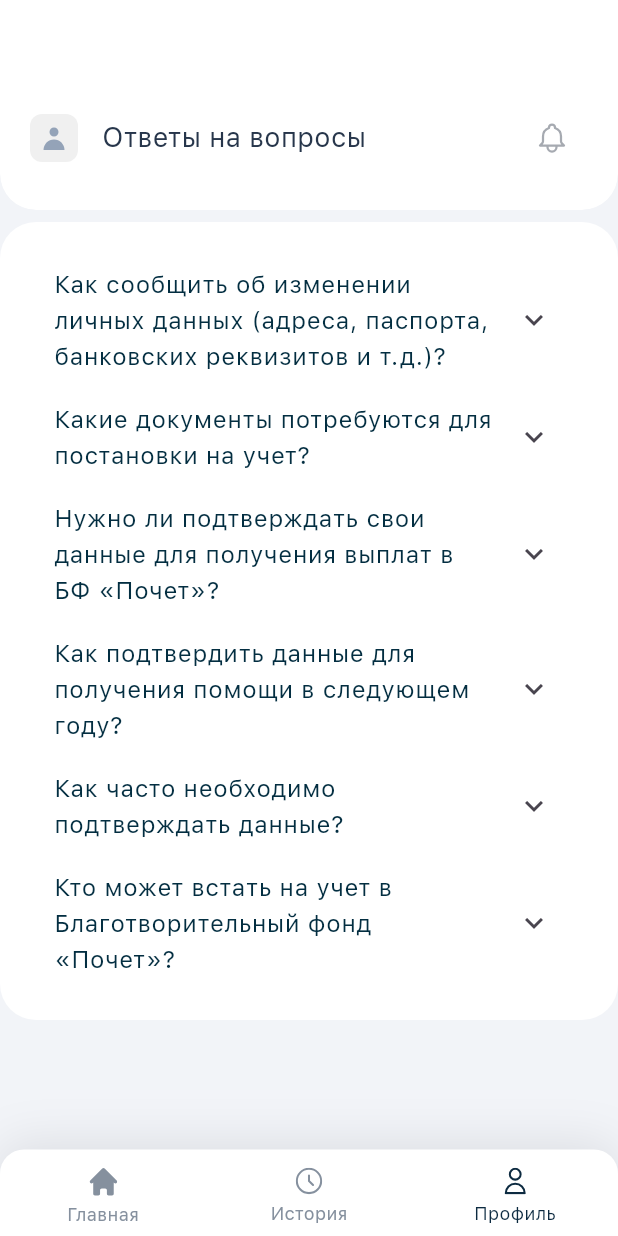
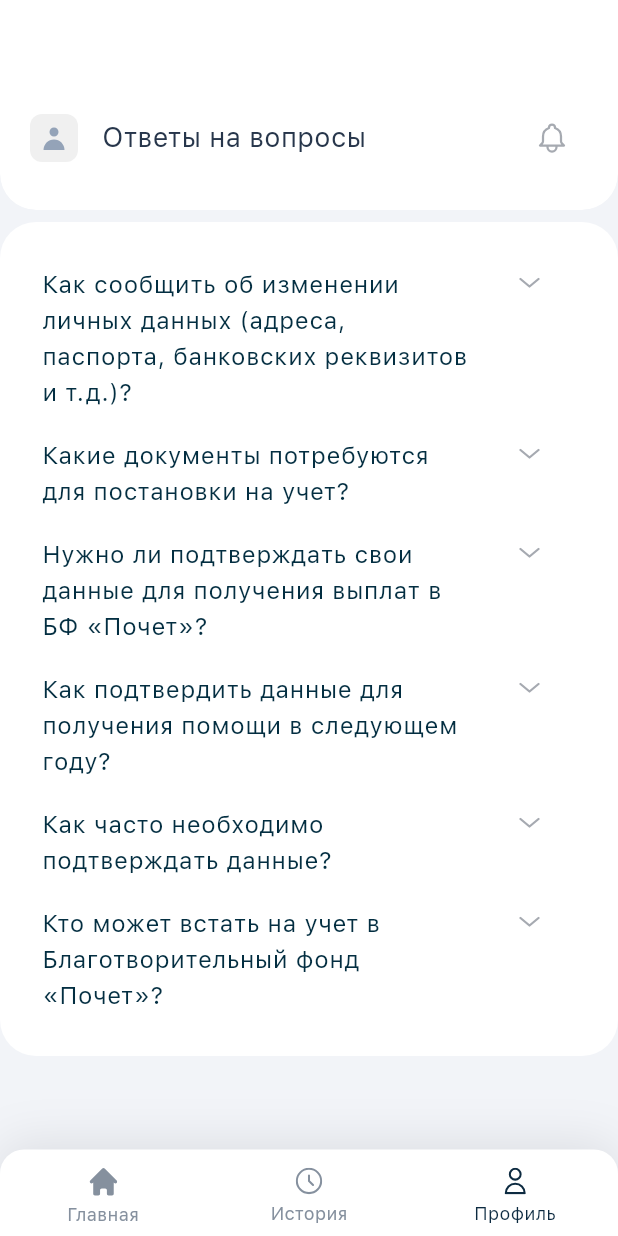
Before and after one commit to rolanos/rzd, a Flutter app: the screen it shows after launch, on a phone screen of 412 x 824 dp. Run offline on Flutter 3.47's test engine with Material 3 defaults, Android fonts, the phone set to English and light mode, and no system bars; our stand-ins replace auto_size_text, bloc, dio, equatable, flutter_bloc, flutter_svg and 3 more; project files that could hold a hidden picture were left out.

Commit message:
fix ui faq

```diff
--- a/lib/features/profile/view/widget/faq_expansion.dart
+++ b/lib/features/profile/view/widget/faq_expansion.dart
@@ -1,4 +1,5 @@
 import 'package:flutter/material.dart';
+import 'package:flutter_svg/flutter_svg.dart';
 import 'package:rzd/core/colors.dart';
 
 class FaqExpansion extends StatelessWidget {
@@ -12,13 +13,28 @@ class FaqExpansion extends StatelessWidget {
     return Theme(
       data: Theme.of(context).copyWith(dividerColor: Colors.transparent),
       child: ExpansionTile(
-        title: Text(
+        trailing: SizedBox(),
+        tilePadding: EdgeInsets.only(left: 8.0),
+        title: Row(
+          crossAxisAlignment: CrossAxisAlignment.start,
+          children: [
+            Flexible(
+              flex: 10,
+              child: Text(
                 title,
                 style: const TextStyle(
                   fontSize: 16,
                   fontWeight: FontWeight.w500,
                   color: ColorsUI.otpBorder,
                 ),
+              ),
+            ),
+            Spacer(),
+            Padding(
+              padding: const EdgeInsets.only(top: 8.0),
+              child: SvgPicture.asset('asset/icons/arrow_bottom.svg'),
+            ),
+          ],
         ),
         children: [
           ListTile(
```
Also changed, not shown: asset/icons/arrow_bottom.svg (added). Lines whose indentation alone changed are shown as unchanged.
